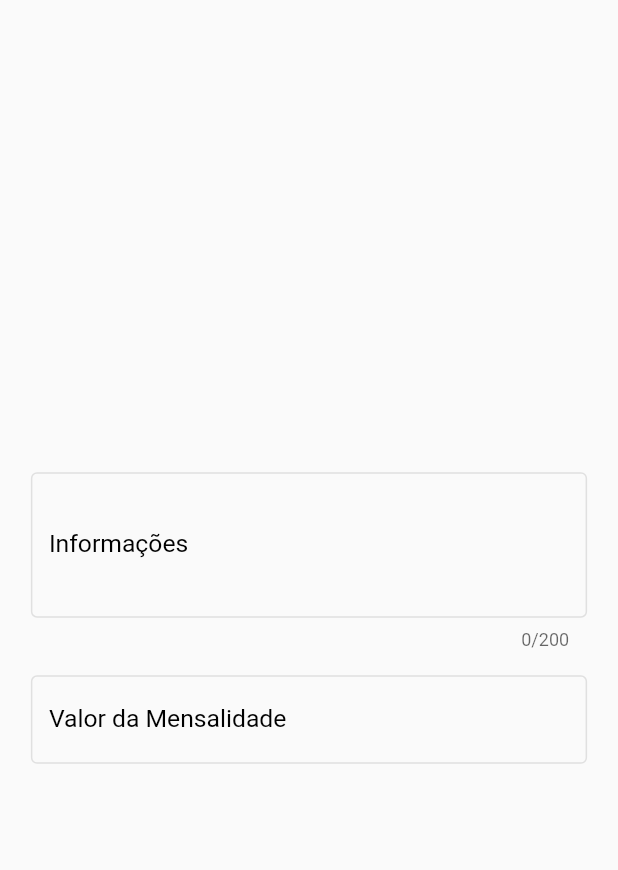
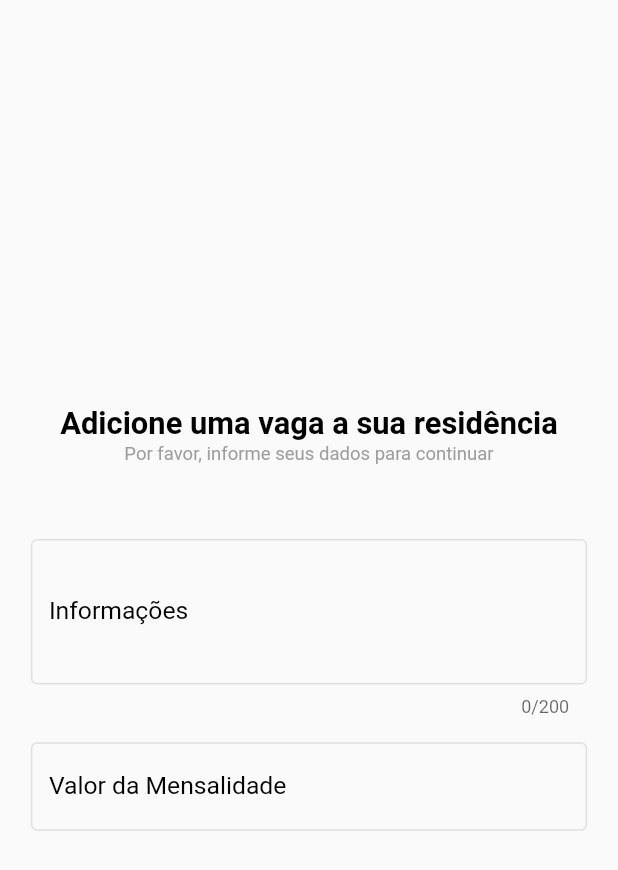
Before and after one commit to cecruzbrito/repime, a Flutter app: the HomePage screen opened by its route, after a tap on the "add" icon, on a phone screen of 412 x 824 dp. Shown: the top 870 px of the screen. Run offline on Flutter 3.47's test engine with Material 2 defaults, Android fonts, the phone set to English and light mode, and no system bars; our stand-ins replace flutter_mobx, flutter_modular, image_picker, mobx, skeletons; missing offline and left inert: postgres; generated files the repository leaves out were written again.

Commit message:
Iniciando detalhes da vaga

```diff
--- a/lib/app/blocs/vaga/vaga.dart
+++ b/lib/app/blocs/vaga/vaga.dart
@@ -9,4 +9,6 @@ class Vaga {
       required this.informacoes,
       required this.mensalidade,
       required this.fotos});
+
+  String get mensalidadeFormatada => 'R\$$mensalidade';
 }
--- a/lib/app/pages/pages/adicionar_vaga_page/adicionar_vaga_page.dart
+++ b/lib/app/pages/pages/adicionar_vaga_page/adicionar_vaga_page.dart
@@ -1,9 +1,10 @@
 import 'package:flutter/material.dart';
 import 'package:flutter_mobx/flutter_mobx.dart';
+import 'package:repime/app/global_widgets/loading_app/loading_app.dart';
 import 'package:repime/app/pages/pages/adicionar_vaga_page/ctr/ctr_adicionar_vaga_page.dart';
-import 'package:repime/app/pages/pages/adicionar_vaga_page/widgets/inserir_dados_parte_1.dart';
+import 'package:repime/app/pages/pages/adicionar_vaga_page/widgets/parte_1/inserir_dados_parte_1.dart';
 
-import 'widgets/inserir_dados_parte_2.dart';
+import 'widgets/parte_2/inserir_dados_parte_2.dart';
 
 class AdicionarVagaPage extends StatefulWidget {
   const AdicionarVagaPage({super.key});
@@ -25,12 +26,16 @@ class _AdicionarVagaPageState extends State<AdicionarVagaPage> {
   Widget build(BuildContext context) {
     var size = MediaQuery.of(context).size;
     return Scaffold(
+      key: ctr.keyScaffold,
       body: Padding(
         padding: EdgeInsets.symmetric(horizontal: size.width * .05, vertical: size.height * .02),
         child: Center(
           child: Stack(
             children: [
               Observer(builder: (_) {
+                if (ctr.loading) {
+                  return const Center(child: LoadingApp());
+                }
                 switch (ctr.indexPage) {
                   case 0:
                     return InserirDadosParte1(ctrAdicionarVagaPage: ctr);
--- /dev/null
+++ b/lib/app/pages/pages/adicionar_vaga_page/widgets/parte_1/cabecalho.dart
@@ -0,0 +1,27 @@
+import 'package:flutter/material.dart';
+
+class Cabecalho extends StatelessWidget {
+  const Cabecalho({super.key});
+
+  @override
+  Widget build(BuildContext context) {
+    var _size = MediaQuery.of(context).size;
+    return Column(
+      mainAxisSize: MainAxisSize.min,
+      crossAxisAlignment: CrossAxisAlignment.center,
+      children: [
+        Text(
+          "Adicione uma vaga a sua residência",
+          textAlign: TextAlign.center,
+          style: TextStyle(fontSize: _size.height * .025, fontWeight: FontWeight.bold, color: Colors.black),
+        ),
+        SizedBox(height: _size.height * .002),
+        Text(
+          "Por favor, informe seus dados para continuar",
+          style: TextStyle(fontSize: _size.height * .015, color: Colors.grey),
+        ),
+        SizedBox(height: _size.height * .06),
+      ],
+    );
+  }
+}
--- a/lib/app/pages/pages/adicionar_vaga_page/widgets/inserir_dados_parte_1.dart
+++ b/lib/app/pages/pages/adicionar_vaga_page/widgets/parte_1/inserir_dados_parte_1.dart
@@ -4,6 +4,8 @@ import 'package:repime/app/global_widgets/button_text_app/button_text_app.dart';
 import 'package:repime/app/global_widgets/field_app/blocs/settings_field_app.dart';
 import 'package:repime/app/global_widgets/field_app/field_app.dart';
 import 'package:repime/app/pages/pages/adicionar_vaga_page/ctr/ctr_adicionar_vaga_page.dart';
+
+import 'cabecalho.dart';
 
 class InserirDadosParte1 extends StatelessWidget {
   const InserirDadosParte1({super.key, required this.ctrAdicionarVagaPage});
@@ -21,6 +23,7 @@ class InserirDadosParte1 extends StatelessWidget {
             child: Column(
               mainAxisSize: MainAxisSize.min,
               children: [
+                const Cabecalho(),
                 FieldApp(
                     settingsFieldApp: SettingsFieldApp(
                   isMultLine: true,
--- /dev/null
+++ b/lib/app/pages/pages/adicionar_vaga_page/widgets/parte_2/cabecalho.dart
@@ -0,0 +1,27 @@
+import 'package:flutter/material.dart';
+
+class Cabecalho extends StatelessWidget {
+  const Cabecalho({super.key});
+
+  @override
+  Widget build(BuildContext context) {
+    var _size = MediaQuery.of(context).size;
+    return Column(
+      mainAxisSize: MainAxisSize.min,
+      crossAxisAlignment: CrossAxisAlignment.center,
+      children: [
+        Text(
+          "Adicione fotos dessa vaga",
+          textAlign: TextAlign.center,
+          style: TextStyle(fontSize: _size.height * .025, fontWeight: FontWeight.bold, color: Colors.black),
+        ),
+        SizedBox(height: _size.height * .002),
+        Text(
+          "Elas tornam a vaga muito mais atrativa.",
+          style: TextStyle(fontSize: _size.height * .015, color: Colors.grey),
+        ),
+        SizedBox(height: _size.height * .06),
+      ],
+    );
+  }
+}
--- a/lib/app/pages/pages/adicionar_vaga_page/widgets/inserir_dados_parte_2.dart
+++ b/lib/app/pages/pages/adicionar_vaga_page/widgets/parte_2/inserir_dados_parte_2.dart
@@ -5,7 +5,8 @@ import 'package:flutter_mobx/flutter_mobx.dart';
 import 'package:repime/app/global_widgets/button_text_app/button_text_app.dart';
 import 'package:repime/app/pages/pages/adicionar_vaga_page/ctr/ctr_adicionar_vaga_page.dart';
 
-import '../../../../global_widgets/button_icon/button_icon_app.dart';
+import '../../../../../global_widgets/button_icon/button_icon_app.dart';
+import 'cabecalho.dart';
 
 class InserirDadosParte2 extends StatelessWidget {
   InserirDadosParte2({super.key, required this.ctrAdicionarVagaPage});
@@ -20,6 +21,7 @@ class InserirDadosParte2 extends StatelessWidget {
           child: Column(
             mainAxisSize: MainAxisSize.min,
             children: [
+              Cabecalho(),
               Observer(builder: (_) {
                 if (ctrAdicionarVagaPage.images.isEmpty) {
                   return Column(
--- /dev/null
+++ b/lib/app/pages/pages/detalhes_vaga_page/ctr/ctr_detalhes_vaga.dart
@@ -0,0 +1,26 @@
+import 'package:mobx/mobx.dart';
+import 'package:repime/app/blocs/vaga/db/vaga_db.dart';
+import 'package:repime/app/blocs/vaga/vaga.dart';
+part 'ctr_detalhes_vaga.g.dart';
+
+class CtrDetalhesVaga = _CtrDetalhesVagaBase with _$CtrDetalhesVaga;
+
+abstract class _CtrDetalhesVagaBase with Store {
+  @observable
+  Vaga vaga;
+
+  _CtrDetalhesVagaBase(this.vaga);
+
+  @observable
+  bool loading = false;
+
+  @action
+  void _setLoading(bool value) => loading = value;
+
+  @action
+  getDetalhesVaga() async {
+    _setLoading(true);
+    vaga = await VagaDB.toDB(vaga).getFotos();
+    _setLoading(false);
+  }
+}
--- a/lib/app/pages/pages/home_page/home_page.dart
+++ b/lib/app/pages/pages/home_page/home_page.dart
@@ -22,7 +22,6 @@ class _HomePageState extends State<HomePage> {
   @override
   void initState() {
     super.initState();
-    print(Modular.get<MainController>().locadorAtual == Locador.zero);
     ctr.getVagas();
   }
 
@@ -40,14 +39,18 @@ class _HomePageState extends State<HomePage> {
                   mainAxisSize: MainAxisSize.min,
                   children: [
                     Cabecalho(),
-                    Center(child: LoadingApp()),
+                    Expanded(child: LoadingApp()),
                   ],
                 ),
               );
             }
             return SingleChildScrollView(
               child: Column(
-                children: [Cabecalho(), for (var v in ctr.vagas) VagaCard(vaga: v)],
+                children: [
+                  Cabecalho(),
+                  SizedBox(height: size.height * .03),
+                  for (var v in ctr.vagas) VagaCard(vaga: v)
+                ],
               ),
             );
           }),
--- a/lib/app/pages/pages/home_page/widgtes/cabecalho.dart
+++ b/lib/app/pages/pages/home_page/widgtes/cabecalho.dart
@@ -24,17 +24,13 @@ class Cabecalho extends StatelessWidget {
           children: [
             ButtonIconApp(
               icon: Icons.person,
-              onPressed: () async {
-                Modular.to.pushNamed(RouteApp.registrarLocadorPage.name);
-              },
+              onPressed: () => Modular.to.pushNamed(RouteApp.registrarLocadorPage.name),
               sizeIcon: size.height * .03,
               isAlternative: true,
             ),
             ButtonIconApp(
               icon: Icons.add,
-              onPressed: () {
-                Modular.to.pushNamed(RouteApp.adicionarVaga.name);
-              },
+              onPressed: () => Modular.to.pushNamed(RouteApp.adicionarVaga.name),
               sizeIcon: size.height * .03,
             ),
           ],
@@ -56,7 +52,7 @@ class Cabecalho extends StatelessWidget {
                   TextStyle(fontSize: size.height * .035, fontWeight: FontWeight.bold, color: Colors.black),
             ),
             SizedBox(height: size.height * .01),
-            Divider(),
+            const Divider(),
           ],
         ),
       ],
--- a/lib/app/pages/pages/home_page/widgtes/vaga/ctr/ctr_vaga_card.dart
+++ b/lib/app/pages/pages/home_page/widgtes/vaga/ctr/ctr_vaga_card.dart
@@ -1,7 +1,9 @@
+import 'package:flutter_modular/flutter_modular.dart';
 import 'package:mobx/mobx.dart';
 import 'package:repime/app/blocs/residencia/residencia.dart';
 import 'package:repime/app/blocs/vaga/db/vaga_db.dart';
 
+import '../../../../../../../config/routes_app/routes_app.dart';
 import '../../../../../../blocs/vaga/vaga.dart';
 part 'ctr_vaga_card.g.dart';
 
@@ -43,7 +45,10 @@ abstract class _CtrVagaCardBase with Store {
   Future<void> _getFoto() async {
     _setloadingThumb(true);
     var v = VagaDB.toDB(vaga);
-    await v.getFotos(limit: 1);
+    vaga = await v.getFotos(limit: 1);
     _setloadingThumb(false);
   }
+
+  @action
+  void tapInVaga() => Modular.to.pushNamed(RouteApp.detalhesVaga.name, arguments: vaga);
 }
--- a/lib/config/app_module.dart
+++ b/lib/config/app_module.dart
@@ -1,5 +1,6 @@
 import 'package:flutter_modular/flutter_modular.dart';
 import 'package:repime/app/pages/controller/main_controller.dart';
+import 'package:repime/app/pages/pages/detalhes_vaga_page/detalhes_vaga_page.dart';
 import 'package:repime/config/routes_app/routes_app.dart';
 
 class AppModule extends Module {
@@ -8,7 +9,8 @@ class AppModule extends Module {
         RouteApp.firstPage.childRoute,
         RouteApp.homePage.childRoute,
         RouteApp.registrarLocadorPage.childRoute,
-        RouteApp.adicionarVaga.childRoute
+        RouteApp.adicionarVaga.childRoute,
+        ChildRoute(RouteApp.detalhesVaga.name, child: (context, args) => DetalhesVagaPage(vaga: args.data))
       ];
 
   @override
--- a/lib/config/routes_app/routes_app.dart
+++ b/lib/config/routes_app/routes_app.dart
@@ -23,4 +23,6 @@ class RouteApp {
       RouteApp(name: '/registrarLocadorPage', route: const RegistrarLocadorPage());
 
   static RouteApp adicionarVaga = RouteApp(name: '/adicionarVaga', route: const AdicionarVagaPage());
+
+  static RouteApp detalhesVaga = RouteApp(name: '/detalhesVaga', route: Container());
 }
```
Also changed, not shown: lib/app/blocs/vaga/db/vaga_db.dart (+7 -6 lines), lib/app/pages/pages/adicionar_vaga_page/ctr/ctr_adicionar_vaga_page.dart (+19 -1 lines), lib/app/pages/pages/detalhes_vaga_page/detalhes_vaga_page.dart (added, +37 -0 lines), lib/app/pages/pages/detalhes_vaga_page/widgets/fotos.dart (added, +66 -0 lines), lib/app/pages/pages/home_page/widgtes/vaga/vaga_card.dart (+78 -15 lines), lib/app/pages/pages/adicionar_vaga_page/ctr/ctr_adicionar_vaga_page.g.dart, lib/app/pages/pages/detalhes_vaga_page/ctr/ctr_detalhes_vaga.g.dart (added), lib/app/pages/pages/home_page/widgtes/vaga/ctr/ctr_vaga_card.g.dart.
